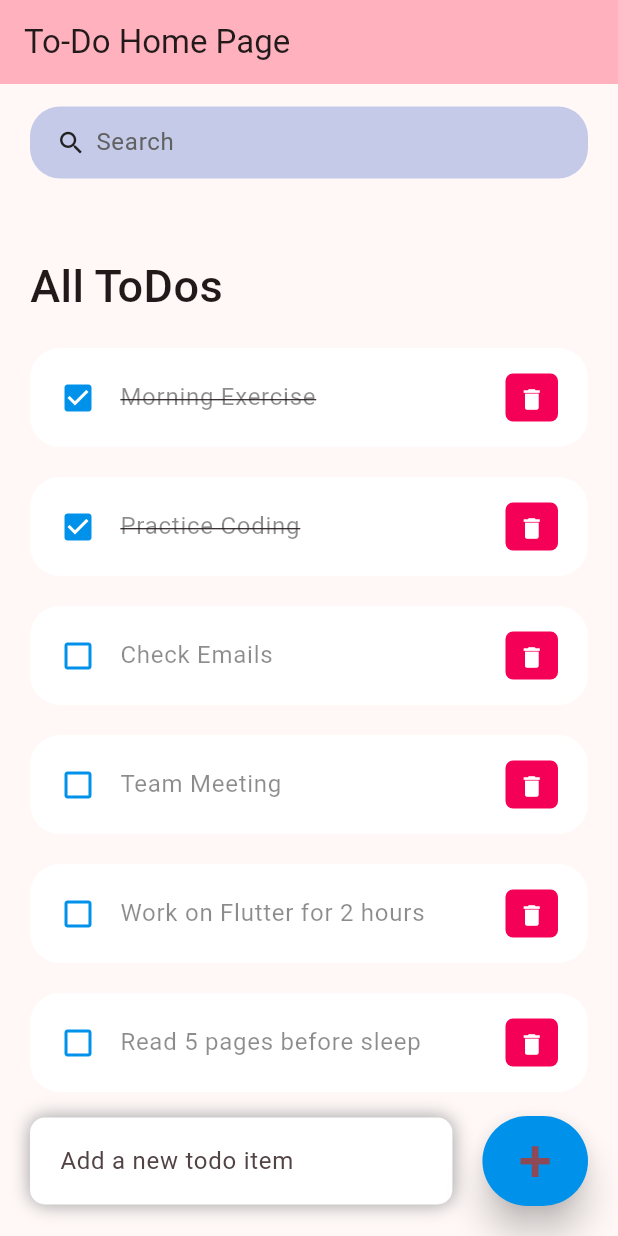
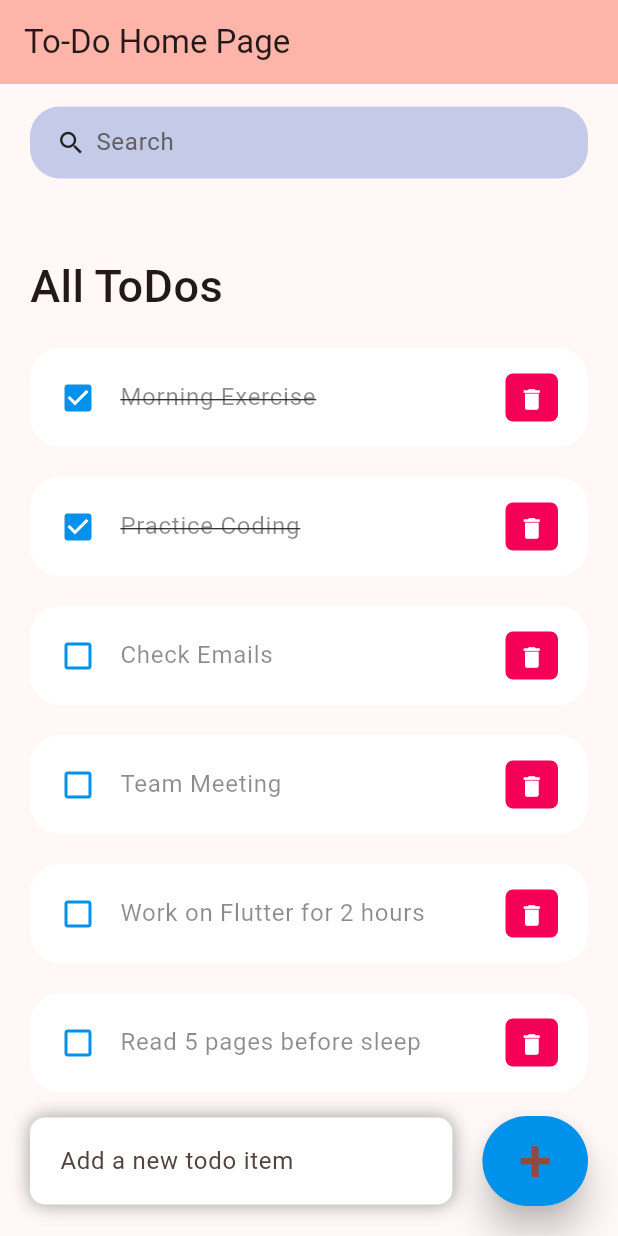
Before and after one commit to pujadatta98/flutter_todo_application, a Flutter app: the screen it shows after launch, on a phone screen of 412 x 824 dp. Run offline on Flutter 3.47's test engine with Material 3 defaults, Android fonts, the light colour scheme and no system bars; our stand-ins replace shared_preferences.

Commit message:
change pink to red

```diff
--- a/lib/main.dart
+++ b/lib/main.dart
@@ -20,7 +20,7 @@ class MyApp extends StatelessWidget {
       title: 'Flutter Demo',
       debugShowCheckedModeBanner: false,
       theme: ThemeData(
-        colorScheme: ColorScheme.fromSeed(seedColor: Colors.pink),
+        colorScheme: ColorScheme.fromSeed(seedColor: Colors.red),
         useMaterial3: true,
       ),
       home: const MyHomePage(title: 'To-Do Home Page'),
```
